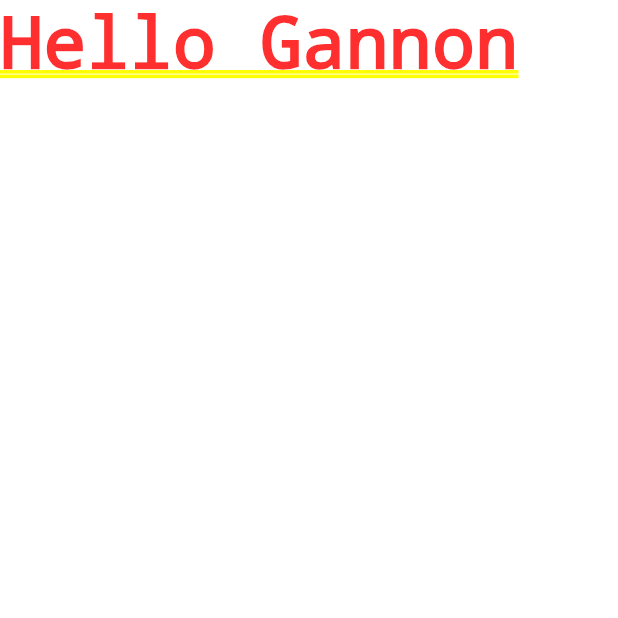
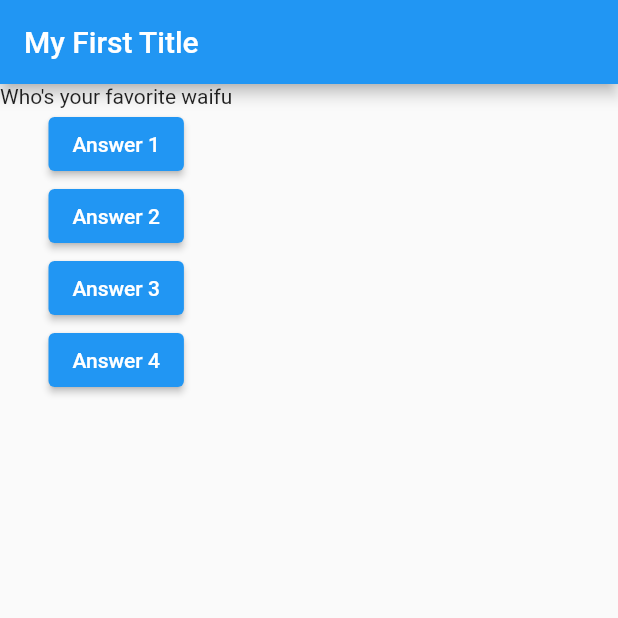
Before and after one commit to GannonDetroit/basic-flutter-app, a Flutter app: the screen it shows after launch, on a phone screen of 412 x 824 dp, the top half of it. Run offline on Flutter 3.47's test engine with Material 2 defaults, Android fonts, the phone set to English and light mode, and no system bars.

Commit message:
turning this into a quiz app, created 3 question and learned to make a stateful widget, updated notes too

```diff
--- a/lib/main.dart
+++ b/lib/main.dart
@@ -1,5 +1,3 @@
-import 'package:flutter/material.dart';
-
 import 'package:flutter/material.dart';
 
 void main() {
@@ -11,13 +9,60 @@ void main() {
 // void main() => runApp(MyApp());      | this is just for functions that have only 1 expression, just a shorthand way of doing it.
 
 // all classes need to be stateful or stateless (like old react components) and run the build method.
-class MyApp extends StatelessWidget {
-  // override is a decorator that is not 'technically' required but helps make code a bit cleaner and clearer by showing I am overriding the build method with my own code. its to help signal to other devs what you're doing.
+class MyApp extends StatefulWidget {
+  //the reason a stateful widget has these two classes is because of the rerender effect from outside data. normally everything would be reset
+  //but with a stateful widget we can allow local widget state to persist and not be overwritten, which is a major point/reason you would want a
+  //stateful widget to begin with, so only widget internal effects affect the state, if it was just external then a stateless widget would suffice.
+  @override
+  State<MyApp> createState() => _MyAppState();
+}
+
+//
+class _MyAppState extends State<MyApp> {
+  // best practice is to keep all data/variable/functions inside the class so its a standalone class.
+  var questionIndex = 0;
+
+  var questions = [
+    'Who\'s your favorite waifu',
+    'Who\'s your favorite husbando',
+    'What is your favorite Shonen'
+  ];
+
+  void answerQuestion() {
+    setState(() {
+      questionIndex = questionIndex + 1;
+    });
+    print(questionIndex);
+  }
+
   @override
   //build is a special object type provided by flutter via material.dart that is needed for flutter to work in the background properly.
   Widget build(BuildContext context) {
     //Material App is a widget (a class really) provided by material.dart that does osme base setup that helps with some heavy lifting behind the scences too.
     // home is the core widget that flutter brings to the screen with the app is rendered.
-    return MaterialApp(home: Text('Hello Gannon'));
+    // use the Scaffold widget because it gives a basic design/structure/color scheme to help start.
+    return MaterialApp(
+      home: Scaffold(
+          appBar: AppBar(
+            title: Text('My First Title'),
+          ),
+          body: Column(
+            children: [
+              Text(questions[questionIndex]),
+              ElevatedButton(
+                  onPressed: answerQuestion,
+                  child: Text(
+                      'Answer 1')), //notice you don't invoke the answerQuestion function. This is like React, if you do it will run when rendered instead of when clicked.
+              ElevatedButton(
+                  onPressed: answerQuestion, child: Text('Answer 2')),
+              ElevatedButton(
+                  onPressed: answerQuestion, child: Text('Answer 3')),
+              ElevatedButton(
+                  onPressed: () => answerQuestion(),
+                  child: Text(
+                      'Answer 4')), //an example of using an anon function, even though i'm using a named function.
+            ],
+          )),
+    );
   }
 }
--- a/misc-dart-notes.dart
+++ b/misc-dart-notes.dart
@@ -54,3 +54,10 @@ void main() {
   var result = addNumbers(1, 5);
   print(result);
 }
+
+
+//Stateful vs Statless and rendering
+/*
+a stateless widget will build/render and if its external input data (so a score/counter/api data update/etc) that comes from the widget's constructor changes the entire widget will rerender and build
+BUT if data inside that stateless widget changes, it will NOT rerender. That is when you stateful widget (or have the internal widget data come from an outside widget)
+*/
```
